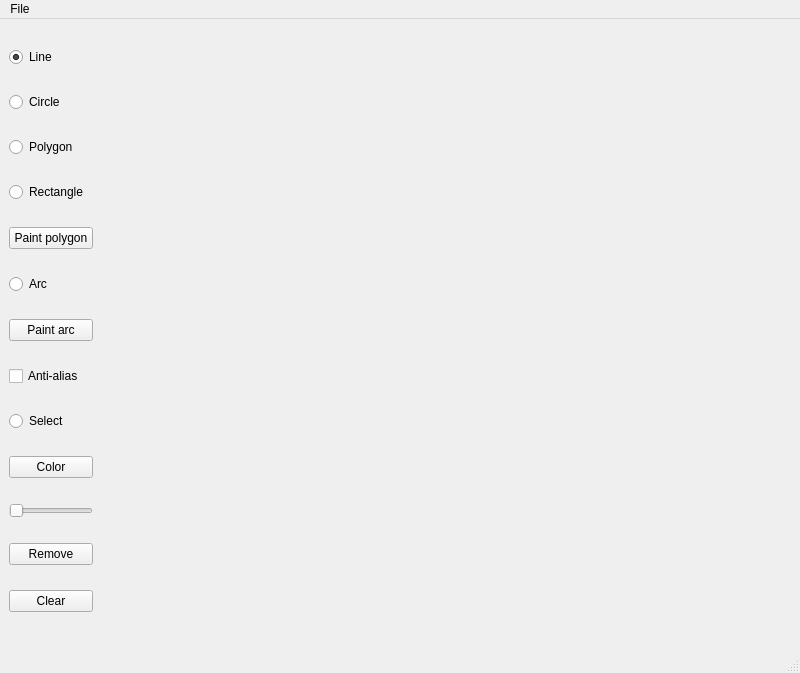
Old version of the form mainwindow.ui in the repository radieus/triangles-and-squares.
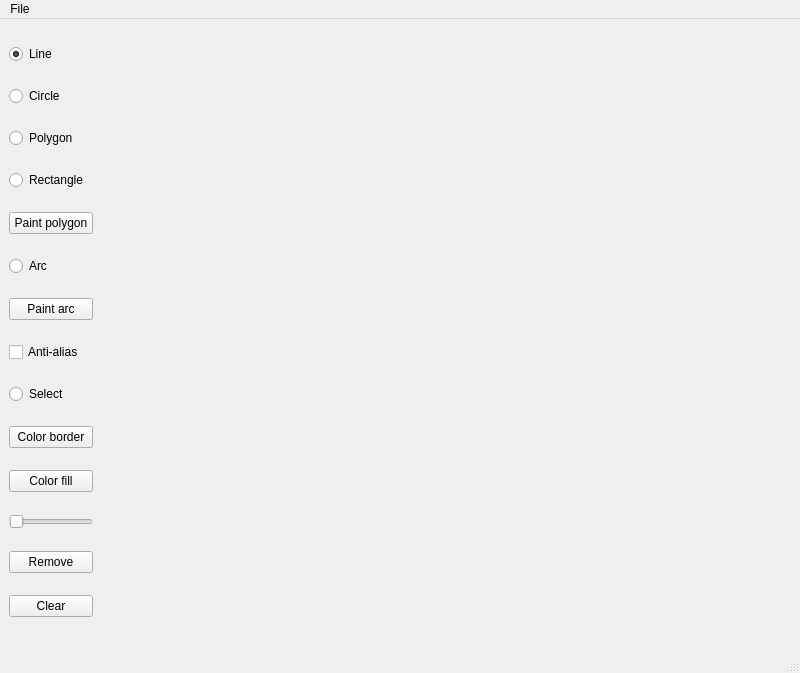
New version of the form.

The edit to the form file:
```diff
--- a/mainwindow.ui
+++ b/mainwindow.ui
@@ -108,7 +108,14 @@
       <item>
        <widget class="QPushButton" name="pushButton">
         <property name="text">
-         <string>Color</string>
+         <string>Color border</string>
+        </property>
+       </widget>
+      </item>
+      <item>
+       <widget class="QPushButton" name="colorFillButton">
+        <property name="text">
+         <string>Color fill</string>
         </property>
        </widget>
       </item>
```
